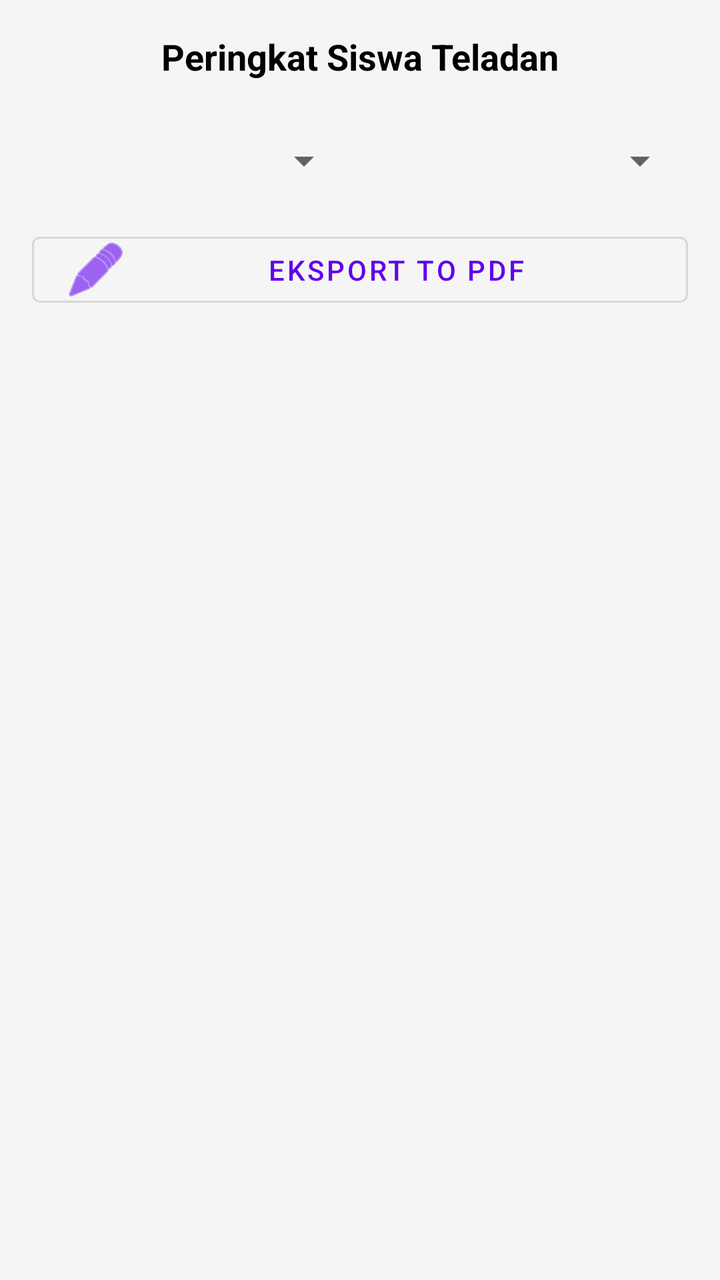
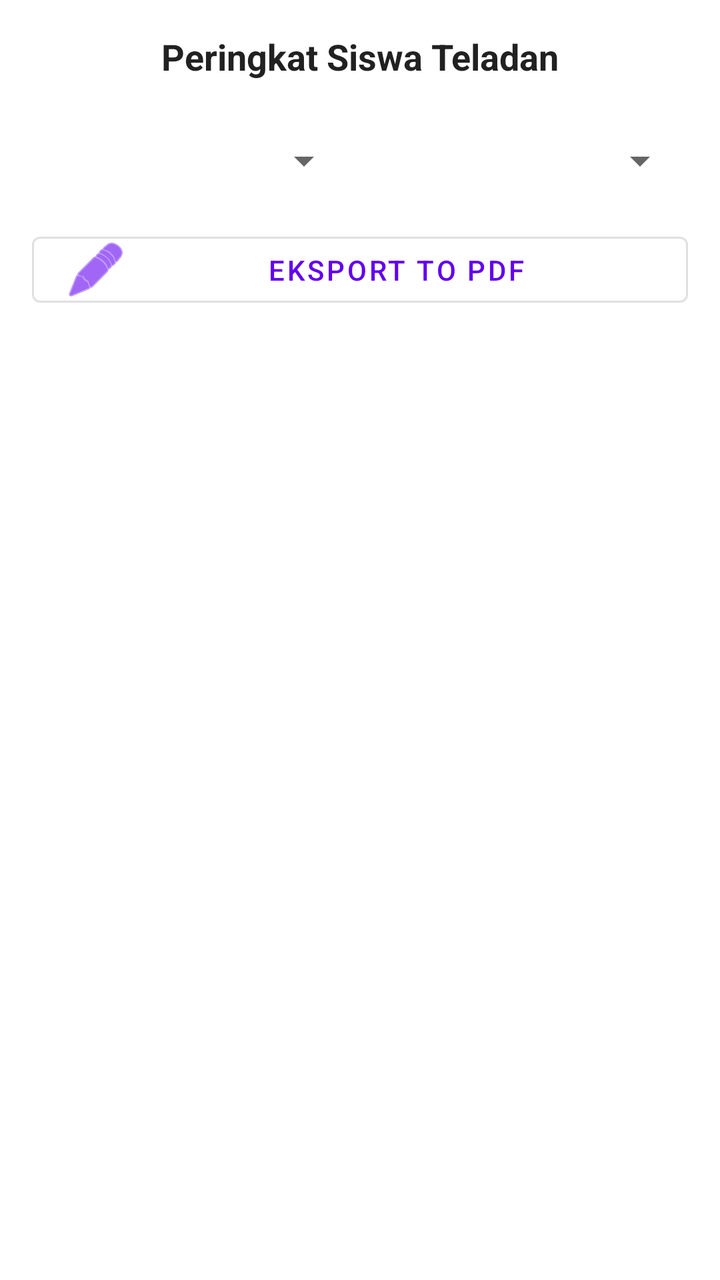

An Android layout rendered at two revisions. The XML below is the earlier revision; the diff shows what the commit changed to produce the second picture.
<!-- AndroidManifest.xml: application theme Theme.TeladanAmaliah -->
<!-- res/layout/fragment_ranking.xml -->
<?xml version="1.0" encoding="utf-8"?>
<LinearLayout xmlns:android="http://schemas.android.com/apk/res/android"
    xmlns:app="http://schemas.android.com/apk/res-auto"
    android:layout_width="match_parent"
    android:layout_height="match_parent"
    android:orientation="vertical"
    android:background="#F5F5F5">

    <TextView
        android:layout_width="match_parent"
        android:layout_height="wrap_content"
        android:padding="16dp"
        android:text="Peringkat Siswa Teladan"
        android:textSize="18sp"
        android:textStyle="bold"
        android:gravity="center"
        android:textColor="@color/black" />

    
    <LinearLayout
        android:layout_width="match_parent"
        android:layout_height="wrap_content"
        android:orientation="horizontal"
        android:paddingHorizontal="16dp"
        android:paddingBottom="8dp">

        <Spinner
            android:id="@+id/spinnerFilterJurusan"
            android:layout_width="0dp"
            android:layout_height="48dp"
            android:layout_weight="1"
            android:layout_marginEnd="8dp" />

        <Spinner
            android:id="@+id/spinnerFilterKelas"
            android:layout_width="0dp"
            android:layout_height="48dp"
            android:layout_weight="1" />

    </LinearLayout>

    
    <LinearLayout
        android:layout_width="match_parent"
        android:layout_height="wrap_content"
        android:orientation="horizontal"
        android:paddingHorizontal="16dp"
        android:paddingBottom="8dp">

        <com.google.android.material.button.MaterialButton
            android:id="@+id/btnExportPDF"
            android:layout_width="match_parent"
            android:layout_height="45dp"
            android:text="EKSPORT TO PDF"
            android:textSize="14sp"
            app:icon="@android:drawable/ic_menu_edit"
            style="@style/Widget.MaterialComponents.Button.OutlinedButton" />

    </LinearLayout>

    
    <androidx.recyclerview.widget.RecyclerView
        android:id="@+id/rvRanking"
        android:layout_width="match_parent"
        android:layout_height="0dp"
        android:layout_weight="1"
        android:paddingTop="4dp"
        android:paddingBottom="8dp"
        android:clipToPadding="false" />

    
    <TextView
        android:id="@+id/tvEmptyState"
        android:layout_width="wrap_content"
        android:layout_height="wrap_content"
        android:layout_gravity="center"
        android:text="Belum ada data siswa.\nSilakan input data terlebih dahulu."
        android:textAlignment="center"
        android:textSize="16sp"
        android:visibility="gone" />

</LinearLayout>
<!-- resources referenced by this layout -->
<resources>
  <color name="black">#FF000000</color>
  <style name="Theme.TeladanAmaliah" parent="Theme.MaterialComponents.DayNight.NoActionBar">
          
          <item name="colorPrimary">@color/purple_500</item>
          <item name="colorPrimaryVariant">@color/purple_700</item>
          <item name="colorOnPrimary">@color/white</item>
  
          
          <item name="colorSecondary">@color/teal_200</item>
          <item name="colorSecondaryVariant">@color/teal_700</item>
          <item name="colorOnSecondary">@color/black</item>
  
          
          <item name="android:statusBarColor">?attr/colorPrimaryVariant</item>
      </style>
  <color name="purple_500">#FF6200EE</color>
  <color name="purple_700">#FF3700B3</color>
  <color name="white">#FFFFFFFF</color>
  <color name="teal_200">#FF03DAC5</color>
  <color name="teal_700">#FF018786</color>
</resources>

<!-- the commit's change to res/layout/fragment_ranking.xml (unified diff, before → after) -->
@@ -4,7 +4,7 @@
     android:layout_width="match_parent"
     android:layout_height="match_parent"
     android:orientation="vertical"
-    android:background="#F5F5F5">
+    android:background="?android:attr/colorBackground">
 
     <TextView
         android:layout_width="match_parent"
@@ -14,7 +14,7 @@
         android:textSize="18sp"
         android:textStyle="bold"
         android:gravity="center"
-        android:textColor="@color/black" />
+        android:textColor="?android:attr/textColorPrimary" />
 
     
     <LinearLayout
